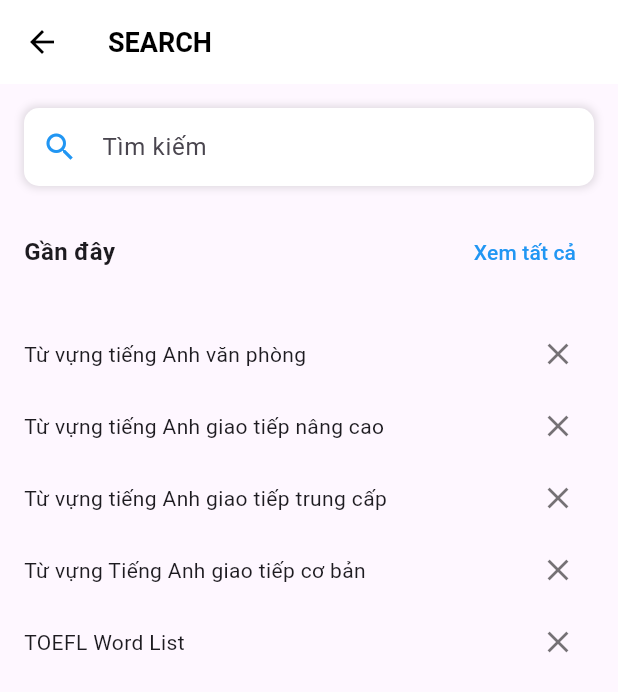
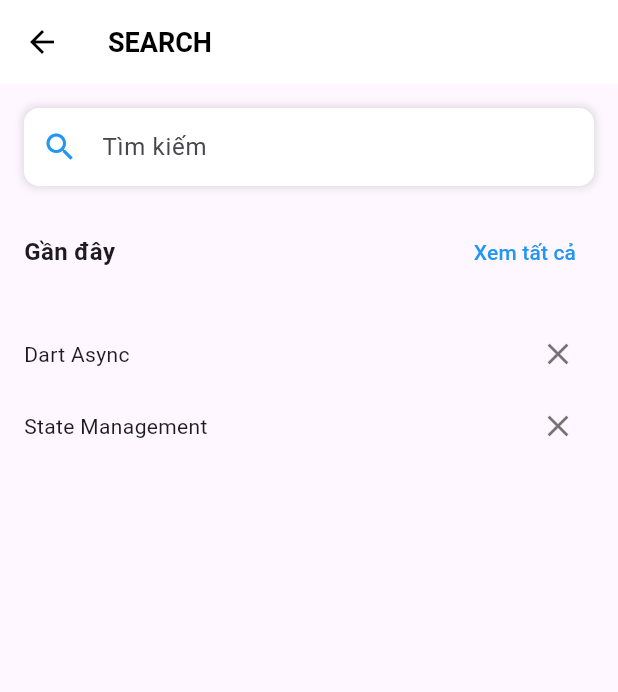
Before and after one commit to TruongTuanDev/learn_connect, a Flutter app: the SearchScreen screen opened directly, after a tap on the "close" icon, on a phone screen of 412 x 824 dp. Shown: the top 692 px of the screen. Run offline on Flutter 3.47's test engine with Material 3 defaults, Android fonts, the phone set to English and light mode, and no system bars; our stand-ins replace dio, firebase_core, flutter_riverpod; accounts and stored records are empty.

Commit message:
add state to search screen

```diff
--- a/lib/main.dart
+++ b/lib/main.dart
@@ -1,10 +1,12 @@
 import 'package:flutter/material.dart';
 import 'package:firebase_core/firebase_core.dart';
 import 'package:learn_connect/presentation/screens/search/flash_card_search/flash_card_search_view.dart';
+import 'package:learn_connect/presentation/screens/search/search/search_history_model.dart';
 import 'package:learn_connect/presentation/screens/search/search/search_view.dart';
+import 'package:learn_connect/presentation/screens/search/search/search_history_view_model.dart';
+import 'package:learn_connect/presentation/screens/signup/view/sign_up.dart';
 import 'firebase_options.dart';
-import 'package:flutter_riverpod/flutter_riverpod.dart';
-
+import 'package:provider/provider.dart';
 
 Future<void> main() async {
   WidgetsFlutterBinding.ensureInitialized();
@@ -13,7 +15,13 @@
     options: DefaultFirebaseOptions.currentPlatform,
   );
   debugPrint("Firebase Initialized!");
-  runApp(ProviderScope(child: MyApp()));
+  runApp(
+    ChangeNotifierProvider(
+      create: (context) => SearchHistoryViewModel(SearchHistoryModel()),
+      child: const MyApp(),
+    ),
+  );
+  // runApp(ProviderScope(child: MyApp()));
 }
 
 class MyApp extends StatelessWidget {
@@ -42,7 +50,7 @@
         // tested with just a hot reload.
         colorScheme: ColorScheme.fromSeed(seedColor: Colors.deepPurple),
       ),
-      home: SearchScreenApp(),
+      home: SignUpScreen(),
     );
   }
 }
--- /dev/null
+++ b/lib/presentation/screens/search/flash_card_search/flash_card_model.dart
@@ -0,0 +1,48 @@
+import 'package:dio/dio.dart';
+import 'package:flutter/material.dart';
+
+@immutable
+class FlashCard{
+  final String id;
+  final String flash_card_type;
+
+  const FlashCard({required this.id, required this.flash_card_type});
+
+  //json dont have datetime type, change it to string
+  Map<String, dynamic> toJson() => {'id' : id, 'flashCardType': flash_card_type};
+
+  factory FlashCard.fromJson(Map<String, dynamic> json){
+    return switch(json) {
+      {'id' : String id, 'flashCardType' : String flash_card_type} => FlashCard(
+        id: id,
+        flash_card_type: flash_card_type
+      ),
+    _ => throw const FormatException('Failed to load search history')
+    };
+  }
+}
+
+class FlashCardModel{
+
+  final List<FlashCard> _flashCard = [
+    FlashCard(id: "1", flash_card_type: "Cambridge Vocabulary for IELTS (20 units)"),
+    FlashCard(id: "2", flash_card_type:   "Từ vựng tiếng Anh văn phòng"),
+    FlashCard(id: "3", flash_card_type: "Từ vựng tiếng Anh giao tiếp nâng cao"),
+    FlashCard(id: "4", flash_card_type: "Từ vựng tiếng Anh giao tiếp trung cấp"),
+    FlashCard(id: "5", flash_card_type: "Từ vựng Tiếng Anh giao tiếp cơ bản"),
+    FlashCard(id: "6", flash_card_type:    "TOEFL Word List")
+  ];
+  final dio = Dio();
+
+  Future<List<FlashCard>> fetchFlashCards() async{
+    /*final response = await dio.get("path");
+
+    if(response.statusCode == 200){
+      final List<dynamic> jsonList = response.data;
+      return jsonList.map((json)=> SearchHistory.fromJson(json)).toList();
+    }else {
+      throw Exception('Failed to load search history');
+    }*/
+    return List<FlashCard>.from(_flashCard);
+  }
+}
--- a/lib/presentation/screens/search/flash_card_search/flash_card_search_view.dart
+++ b/lib/presentation/screens/search/flash_card_search/flash_card_search_view.dart
@@ -1,15 +1,23 @@
 import 'package:flutter/material.dart';
 import 'package:learn_connect/presentation/screens/search/coponents/search_box.dart';
+import 'package:learn_connect/presentation/screens/search/flash_card_search/flash_card_view_model.dart';
 
-class SearchScreen extends StatelessWidget {
-  final List<String> flashcards = [
-    "Cambridge Vocabulary for IELTS (20 units)",
-    "Từ vựng tiếng Anh văn phòng",
-    "Từ vựng tiếng Anh giao tiếp nâng cao",
-    "Từ vựng tiếng Anh giao tiếp trung cấp",
-    "Từ vựng Tiếng Anh giao tiếp cơ bản",
-    "TOEFL Word List",
-  ];
+class FlashCardSearchScreen extends StatefulWidget{
+  const FlashCardSearchScreen({super.key});
+
+  @override
+  State createState() => _FlashCardSearchState();
+}
+
+class _FlashCardSearchState extends State<FlashCardSearchScreen> {
+  final FlashCardViewModel flashCardViewModel = FlashCardViewModel();
+
+  @override
+  void initState() {
+    // TODO: implement initState
+    super.initState();
+    flashCardViewModel.init();
+  }
 
   @override
   Widget build(BuildContext context) {
@@ -33,7 +41,9 @@ class SearchScreen extends StatelessWidget {
         ),
         body: Padding(
           padding: EdgeInsets.all(16),
-          child: Column(
+          child: ListenableBuilder(listenable: flashCardViewModel, builder: (context, child){
+            return
+              Column(
                 children: <Widget>[
                   SearchBox(),
                   SizedBox(height: 20),
@@ -45,8 +55,9 @@ class SearchScreen extends StatelessWidget {
                           crossAxisSpacing: 16,
                           mainAxisSpacing: 16,
                         ),
-                    itemCount: flashcards.length,
+                        itemCount: flashCardViewModel.flash_cards.length,
                         itemBuilder: (context, index){
+                          final flashcard =   flashCardViewModel.flash_cards[index];
                           return Container(
                             decoration: BoxDecoration(
                               color: Colors.pink[100],
@@ -56,7 +67,7 @@ class SearchScreen extends StatelessWidget {
                               child: Padding(
                                 padding: EdgeInsets.all(12.0),
                                 child: Text(
-                                flashcards[index],
+                                  flashcard.flash_card_type,
                                   textAlign: TextAlign.center,
                                   style: TextStyle(
                                     fontSize: 14,
@@ -71,7 +82,8 @@ class SearchScreen extends StatelessWidget {
                       )
                   )
                 ],
-          ),
+              );
+          }),
         ),
       ),
     );
--- /dev/null
+++ b/lib/presentation/screens/search/flash_card_search/flash_card_view_model.dart
@@ -0,0 +1,17 @@
+import 'package:flutter/cupertino.dart';
+import 'package:learn_connect/presentation/screens/search/flash_card_search/flash_card_model.dart';
+import 'package:learn_connect/presentation/screens/search/search/search_history_model.dart';
+
+class FlashCardViewModel extends ChangeNotifier{
+  FlashCardModel flashCardModel = FlashCardModel();
+  List<FlashCard> flash_cards = [];
+  String? errorMessage;
+  Future<void> init() async {
+    try {
+      flash_cards = (await flashCardModel.fetchFlashCards());
+    } catch (e) {
+      errorMessage = 'Could not fetch flashcards';
+    }
+    notifyListeners();
+  }
+}
--- /dev/null
+++ b/lib/presentation/screens/search/search/search_history_model.dart
@@ -0,0 +1,53 @@
+import 'package:dio/dio.dart';
+import 'package:flutter/material.dart';
+
+@immutable
+class SearchHistory{
+  final String keyWord;
+  final DateTime timestamp;
+
+  const SearchHistory({required this.keyWord, required this.timestamp});
+
+  //json dont have datetime type, change it to string
+  Map<String, dynamic> toJson() => {'keyWord' : keyWord, 'timestamp': timestamp.toIso8601String()};
+
+  factory SearchHistory.fromJson(Map<String, dynamic> json){
+    return switch(json) {
+      {'keyWord' : String keyWord, 'timestamp' : String timestamp} => SearchHistory(
+        keyWord: keyWord,
+        timestamp: DateTime.parse(timestamp)
+      ),
+    _ => throw const FormatException('Failed to load search history')
+    };
+  }
+}
+
+class SearchHistoryModel{
+
+  final List<SearchHistory> _searchHistory = [
+    SearchHistory(keyWord: "Flutter Provider", timestamp: DateTime.now()),
+    SearchHistory(keyWord: "Dart Async", timestamp: DateTime.now().subtract(Duration(days: 1))),
+    SearchHistory(keyWord: "State Management", timestamp: DateTime.now().subtract(Duration(days: 2))),
+  ];
+  final dio = Dio();
+
+  Future<List<SearchHistory>> fetchSearchHistory() async{
+    /*final response = await dio.get("path");
+
+    if(response.statusCode == 200){
+      final List<dynamic> jsonList = response.data;
+      return jsonList.map((json)=> SearchHistory.fromJson(json)).toList();
+    }else {
+      throw Exception('Failed to load search history');
+    }*/
+    return List<SearchHistory>.from(_searchHistory);
+  }
+
+  Future<void> saveSearchHistory(SearchHistory history) async {
+      await dio.post("path", data: history.toJson());
+  }
+
+  Future<void> deleteSearchHistory(String keyWord) async {
+      // await dio.delete("path/$keyWord");
+  }
+}
--- /dev/null
+++ b/lib/presentation/screens/search/search/search_history_view_model.dart
@@ -0,0 +1,27 @@
+import 'package:flutter/cupertino.dart';
+import 'package:learn_connect/presentation/screens/search/search/search_history_model.dart';
+
+class SearchHistoryViewModel extends ChangeNotifier{
+  final SearchHistoryModel searchHistoryModel;
+  List<SearchHistory> searchHistory = [];
+  SearchHistoryViewModel(this.searchHistoryModel);
+  String? errorMessage;
+  Future<void> init() async {
+    try {
+      searchHistory = (await searchHistoryModel.fetchSearchHistory());
+    } catch (e) {
+      errorMessage = 'Could not initialize counter';
+    }
+    notifyListeners();
+  }
+
+  Future<void> saveSearchHistory(SearchHistory history) async{
+    await searchHistoryModel.saveSearchHistory(history);
+  }
+
+  Future<void> deleteSearchHistory(SearchHistory history) async{
+    await searchHistoryModel.deleteSearchHistory(history.keyWord);
+    searchHistory.remove(history);
+    notifyListeners();
+  }
+}
--- a/lib/presentation/screens/search/search/search_view.dart
+++ b/lib/presentation/screens/search/search/search_view.dart
@@ -1,49 +1,36 @@
 import 'package:flutter/material.dart';
 import 'package:learn_connect/presentation/screens/search/coponents/search_box.dart';
+import 'package:provider/provider.dart';
 
-class SearchScreenApp extends StatelessWidget {
-  const SearchScreenApp({super.key});
-
-  @override
-  Widget build(BuildContext context) {
-    return MaterialApp(
-      home: SearchScreen(),
-    );
-  }
-}
+import 'search_history_view_model.dart';
 
 class SearchScreen extends StatefulWidget {
+  const SearchScreen({super.key});
   @override
   _SearchScreenState createState() => _SearchScreenState();
 }
 
 class _SearchScreenState extends State<SearchScreen> {
-  List<String> recentSearches = [
-    "Cambridge Vocabulary for IELTS (20 units)",
-    "Từ vựng tiếng Anh văn phòng",
-    "Từ vựng tiếng Anh giao tiếp nâng cao",
-    "Từ vựng tiếng Anh giao tiếp trung cấp",
-    "Từ vựng Tiếng Anh giao tiếp cơ bản",
-    "TOEFL Word List",
-  ];
-
-  void _removeSearchItem(int index) {
-    setState(() {
-      recentSearches.removeAt(index);
-    });
+  @override
+  void initState() {
+    // TODO: implement initState
+    super.initState();
+    Future.microtask(() => context.read<SearchHistoryViewModel>().init());
   }
 
   @override
   Widget build(BuildContext context) {
+    final viewModel = context.watch<SearchHistoryViewModel>();
+
     return Scaffold(
       appBar: AppBar(
         backgroundColor: Colors.white,
         elevation: 0,
         leading: IconButton(
           onPressed: () {},
-            icon: Icon(Icons.arrow_back, color: Colors.black,)
+          icon: const Icon(Icons.arrow_back, color: Colors.black),
         ),
-        title: Text(
+        title: const Text(
           "SEARCH",
           style: TextStyle(
             fontSize: 18,
@@ -53,49 +40,58 @@ class _SearchScreenState extends State<SearchScreen> {
         ),
       ),
       body: Padding(
-        padding: EdgeInsets.all(16),
+        padding: const EdgeInsets.all(16),
         child: Column(
           crossAxisAlignment: CrossAxisAlignment.start,
           children: <Widget>[
-            SearchBox(),
-            SizedBox(height: 20),
+            const SearchBox(),
+            const SizedBox(height: 20),
             Row(
               mainAxisAlignment: MainAxisAlignment.spaceBetween,
               children: [
-                Text(
+                const Text(
                   "Gần đây",
                   style: TextStyle(fontSize: 16, fontWeight: FontWeight.bold),
                 ),
                 TextButton(
                   onPressed: () {},
-                    child: Text(
+                  child: const Text(
                     "Xem tất cả",
                     style: TextStyle(fontSize: 14, color: Colors.blue),
-                    ))
+                  ),
+                ),
               ],
             ),
-            SizedBox(height: 20),
+            const SizedBox(height: 20),
             Expanded(
-                child: ListView.builder(
-                    itemCount: recentSearches.length,
+              child:
+                  viewModel.searchHistory.isEmpty
+                      ? const Center(child: Text("Không có lịch sử tìm kiếm"))
+                      : ListView.builder(
+                        itemCount: viewModel.searchHistory.length,
                         itemBuilder: (context, index) {
-                      return
-                        Row(
+                          final history = viewModel.searchHistory[index];
+                          return Row(
                             mainAxisAlignment: MainAxisAlignment.spaceBetween,
                             children: [
                               Text(
-                              recentSearches[index],
-                              style: TextStyle(fontSize: 14),
+                                history.keyWord,
+                                style: const TextStyle(fontSize: 14),
                               ),
                               IconButton(
-                                onPressed: () => _removeSearchItem(index),
-                                icon: Icon(Icons.close, color: Colors.black54,)
-                            )
+                                onPressed:
+                                    () =>
+                                        viewModel.deleteSearchHistory(history),
+                                icon: const Icon(
+                                  Icons.close,
+                                  color: Colors.black54,
+                                ),
+                              ),
                             ],
                           );
-                    }
-                )
-            )
+                        },
+                      ),
+            ),
           ],
         ),
       ),
```
Lines whose indentation alone changed are shown as unchanged.
